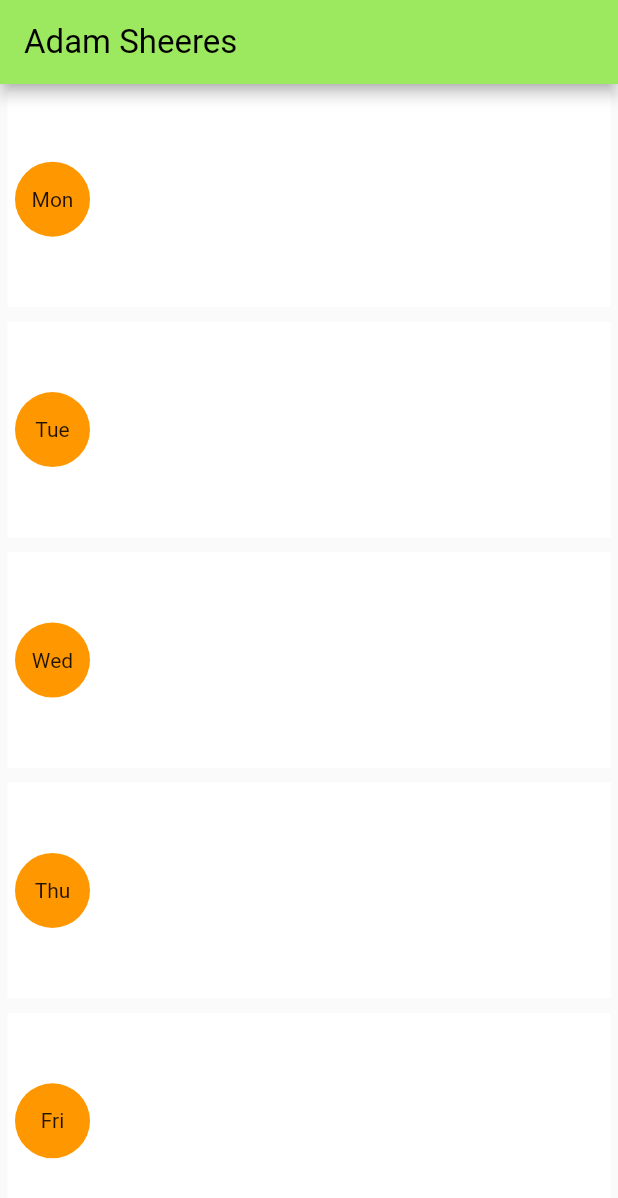
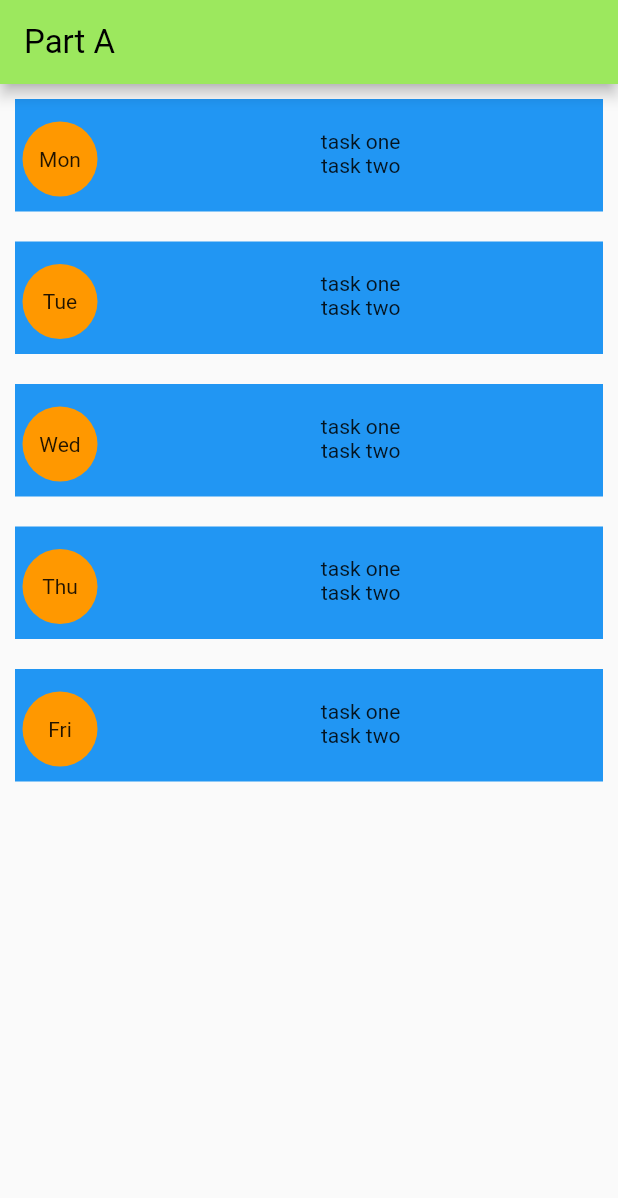
Before and after one commit to Adam-Sheeres/4030_Project, a Flutter app: the screen it shows after launch, on a phone screen of 412 x 824 dp. Shown: the top 1198 px of the screen. Run offline on Flutter 3.47's test engine with Material 2 defaults, Android fonts, the phone set to English and light mode, and no system bars.

Commit message:
Part A Done

```diff
--- a/plant_tracker/lib/main.dart
+++ b/plant_tracker/lib/main.dart
@@ -18,7 +18,6 @@ class getTaskRow extends StatelessWidget {
       child: Align(
         alignment: Alignment.centerLeft,
         child: Container(
-            margin: EdgeInsets.only(left: 5),
             width: 50,
             height: 50,
             decoration:
@@ -38,11 +37,40 @@ class BodyWidget extends StatelessWidget {
   Widget build(BuildContext context) {
     return Center(
         child: Column(children: [
-      getTaskRow(),
-      getTaskRow(),
-      getTaskRow(),
-      getTaskRow(),
-      getTaskRow()
+      for (int i = 0; i < 5; i++)
+        Row(
+          children: [
+            Expanded(
+              child: Padding(
+                padding: const EdgeInsets.all(10.0),
+                child: Stack(children: [
+                  Container(
+                    height: 75,
+                    color: Colors.blue,
+                  ),
+                  Positioned(
+                      top: 15,
+                      left: 5,
+                      child: Container(
+                          width: 50,
+                          height: 50,
+                          decoration: BoxDecoration(
+                              color: Colors.orange, shape: BoxShape.circle),
+                          child: Column(
+                            crossAxisAlignment: CrossAxisAlignment.center,
+                            mainAxisAlignment: MainAxisAlignment.center,
+                            children: <Widget>[Text(daysOfWeek[i])],
+                          ))),
+                  Positioned(
+                      right: 135,
+                      top: 20,
+                      child: Column(
+                          children: [Text("task one"), Text("task two")]))
+                ]),
+              ),
+            )
+          ],
+        )
     ]));
   }
 }
@@ -53,7 +81,7 @@ class MyApp extends StatelessWidget {
     return MaterialApp(
       home: Scaffold(
         appBar: AppBar(
-            title: Text('Adam Sheeres'),
+            title: Text('Part A'),
             backgroundColor: Color.fromARGB(255, 156, 232, 94),
             titleTextStyle:
                 TextStyle(color: Color.fromARGB(255, 0, 0, 0), fontSize: 22)),
```
